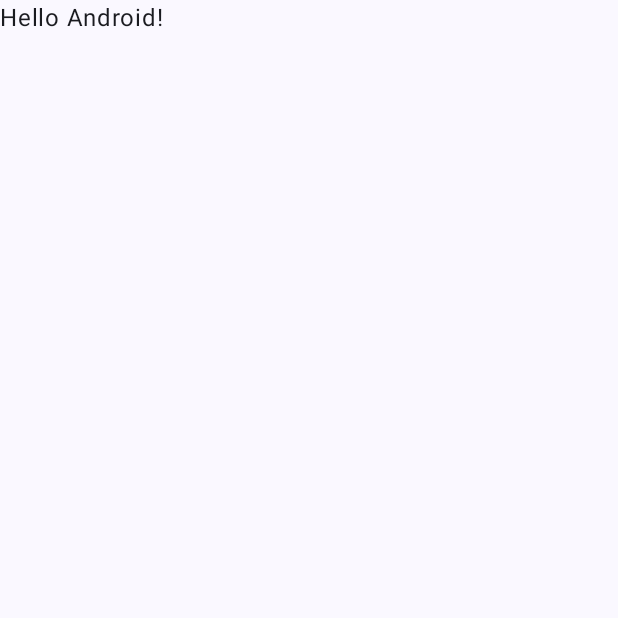
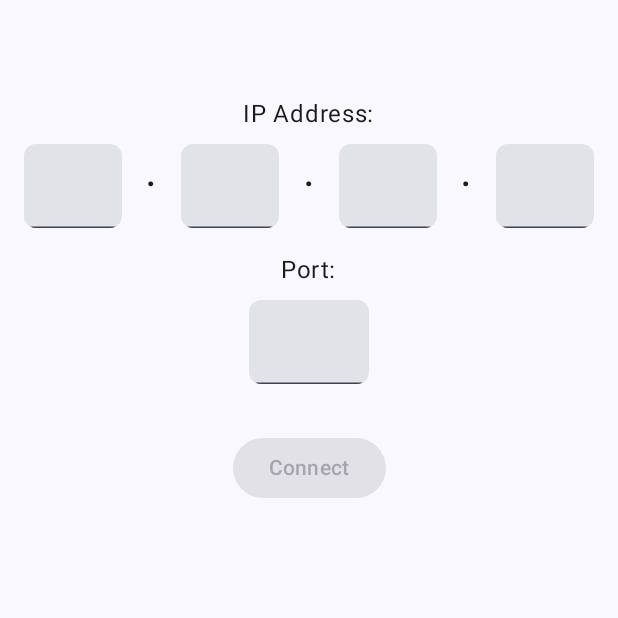
Before and after one commit to Dzhereld/HappyBirthday, an Android app built with Jetpack Compose: the screen it shows after launch (MainActivity), on a phone screen of 412 x 824 dp, the top half of it. Before the commit the part shown is almost empty. Run offline under Robolectric (Android 15) with nearby library versions, the phone set to English and light mode, and no system bars; our stand-ins replace Dagger/Hilt's generated code.

Commit message:
Add UI for connection to WebSocket. Update serialization after getting a message from WebSocket

```diff
--- a/app/src/main/java/com/nanit/happybirthday/data/remote/ChildProfileRemoteSource.kt
+++ b/app/src/main/java/com/nanit/happybirthday/data/remote/ChildProfileRemoteSource.kt
@@ -9,7 +9,7 @@ interface ChildProfileRemoteSource {
         port: Int
     ): Result<String>
 
-    suspend fun sendMessage(message: String)
+    suspend fun sendMessage(message: String): Result<String>
 
     fun receiveChildProfile(): Flow<ChildProfile>
 
--- a/app/src/main/java/com/nanit/happybirthday/data/repository/ChildProfileRepositoryImpl.kt
+++ b/app/src/main/java/com/nanit/happybirthday/data/repository/ChildProfileRepositoryImpl.kt
@@ -12,8 +12,8 @@ class ChildProfileRepositoryImpl @Inject constructor(private val remoteDataSourc
         return remoteDataSource.connectToSocket(ipAddress, port)
     }
 
-    override suspend fun sendMessage(message: String) {
-        remoteDataSource.sendMessage(message)
+    override suspend fun sendMessage(message: String): Result<String> {
+        return remoteDataSource.sendMessage(message)
     }
 
     override fun observeChildProfile(): Flow<ChildProfile> {
--- a/app/src/main/java/com/nanit/happybirthday/domain/entity/ChildProfile.kt
+++ b/app/src/main/java/com/nanit/happybirthday/domain/entity/ChildProfile.kt
@@ -5,5 +5,5 @@ import java.util.Date
 data class ChildProfile(
     val name: String,
     val dob: Date,
-    val theme: String
+    val theme: ThemeType
 )
--- /dev/null
+++ b/app/src/main/java/com/nanit/happybirthday/domain/entity/ThemeType.kt
@@ -0,0 +1,5 @@
+package com.nanit.happybirthday.domain.entity
+
+enum class ThemeType {
+    PELICAN, FOX, ELEPHANT, UNDEFINED
+}
--- a/app/src/main/java/com/nanit/happybirthday/domain/repository/ChildProfileRepository.kt
+++ b/app/src/main/java/com/nanit/happybirthday/domain/repository/ChildProfileRepository.kt
@@ -9,7 +9,7 @@ interface ChildProfileRepository {
         port: Int
     ): Result<String>
 
-    suspend fun sendMessage(message: String)
+    suspend fun sendMessage(message: String): Result<String>
 
     fun observeChildProfile(): Flow<ChildProfile>
 
--- a/app/src/main/java/com/nanit/happybirthday/presentation/MainActivity.kt
+++ b/app/src/main/java/com/nanit/happybirthday/presentation/MainActivity.kt
@@ -6,11 +6,12 @@ import androidx.activity.compose.setContent
 import androidx.compose.foundation.layout.fillMaxSize
 import androidx.compose.material3.MaterialTheme
 import androidx.compose.material3.Surface
-import androidx.compose.material3.Text
 import androidx.compose.runtime.Composable
 import androidx.compose.ui.Modifier
 import androidx.compose.ui.tooling.preview.Preview
 import androidx.lifecycle.viewmodel.compose.viewModel
+import com.nanit.happybirthday.presentation.ipaddress.IPAddressScreen
+import com.nanit.happybirthday.presentation.ipaddress.IPAddressUiState
 import com.nanit.happybirthday.presentation.theme.HappyBirthdayTheme
 import dagger.hilt.android.AndroidEntryPoint
 
@@ -26,7 +27,10 @@ class MainActivity : ComponentActivity() {
                     modifier = Modifier.fillMaxSize(),
                     color = MaterialTheme.colorScheme.background
                 ) {
-                    Greeting("Android")
+                    IPAddressScreen(
+                        state = viewModel.uiState.value,
+                        onEvent = { uiEvent -> viewModel.handleUiEvent(uiEvent) }
+                    )
                 }
             }
         }
@@ -34,17 +38,9 @@ class MainActivity : ComponentActivity() {
 }
 
 @Composable
-fun Greeting(name: String, modifier: Modifier = Modifier) {
-    Text(
-        text = "Hello $name!",
-        modifier = modifier
-    )
-}
-
-@Preview(showBackground = true)
-@Composable
+@Preview(name = "original image", device = "spec:shape=Normal,width=361,height=592,unit=dp,dpi=480")
 fun GreetingPreview() {
     HappyBirthdayTheme {
-        Greeting("Android")
+        IPAddressScreen(IPAddressUiState.Empty)
     }
 }
--- /dev/null
+++ b/app/src/main/java/com/nanit/happybirthday/presentation/common/UiEvent.kt
@@ -0,0 +1,3 @@
+package com.nanit.happybirthday.presentation.common
+
+interface UiEvent
--- /dev/null
+++ b/app/src/main/java/com/nanit/happybirthday/presentation/ipaddress/IPAddressScreen.kt
@@ -0,0 +1,94 @@
+package com.nanit.happybirthday.presentation.ipaddress
+
+import androidx.compose.foundation.layout.Column
+import androidx.compose.foundation.layout.Spacer
+import androidx.compose.foundation.layout.fillMaxSize
+import androidx.compose.foundation.layout.height
+import androidx.compose.foundation.layout.padding
+import androidx.compose.material3.Button
+import androidx.compose.material3.Text
+import androidx.compose.runtime.Composable
+import androidx.compose.runtime.getValue
+import androidx.compose.runtime.mutableIntStateOf
+import androidx.compose.runtime.mutableStateOf
+import androidx.compose.runtime.remember
+import androidx.compose.runtime.setValue
+import androidx.compose.ui.Alignment
+import androidx.compose.ui.Modifier
+import androidx.compose.ui.res.stringResource
+import androidx.compose.ui.unit.dp
+import com.nanit.happybirthday.R
+import com.nanit.happybirthday.presentation.common.UiEvent
+import com.nanit.happybirthday.presentation.ipaddress.widget.IPFields
+import com.nanit.happybirthday.presentation.ipaddress.widget.PortField
+
+@Composable
+fun IPAddressScreen(
+    state: IPAddressUiState,
+    onEvent: (UiEvent) -> Unit = {}
+) {
+    Column(
+        modifier = Modifier
+            .fillMaxSize()
+            .padding(16.dp),
+        horizontalAlignment = Alignment.CenterHorizontally
+    ) {
+        var filledIPAddress by remember { mutableStateOf("") }
+        var filledPort by remember { mutableIntStateOf(0) }
+
+        val isConnectButtonEnabled = filledIPAddress.isNotBlank() && filledPort > 0
+
+        Spacer(modifier = Modifier.height(48.dp))
+        IPFields(
+            label = stringResource(R.string.ip_address),
+            onIPAddressFilled = { ipAddress -> filledIPAddress = ipAddress }
+        )
+
+        Spacer(modifier = Modifier.height(16.dp))
+        PortField(
+            label = stringResource(R.string.port),
+            onPortFilled = { port -> filledPort = port }
+        )
+
+        Spacer(modifier = Modifier.height(32.dp))
+        ErrorTextIfNeeded(state)
+        Button(
+            enabled = isConnectButtonEnabled && state != IPAddressUiState.Loading,
+            onClick = { onEvent(IPAddressUiEvent.OnConnectionClick(filledIPAddress, filledPort)) }
+        ) {
+            Text(text = stringResource(state.getActionButtonText()))
+        }
+    }
+}
+
+@Composable
+private fun ErrorTextIfNeeded(state: IPAddressUiState) {
+    when (state) {
+        IPAddressUiState.ErrorConnection -> {
+            Text(text = stringResource(R.string.connection_error))
+            Spacer(modifier = Modifier.height(8.dp))
+        }
+
+        IPAddressUiState.ErrorTheme -> {
+            Text(text = stringResource(R.string.problem_with_getting_theme))
+            Spacer(modifier = Modifier.height(8.dp))
+        }
+
+        else -> Unit
+    }
+}
+
+private fun IPAddressUiState.getActionButtonText() =
+    when (this) {
+        IPAddressUiState.Empty, IPAddressUiState.ErrorConnection, IPAddressUiState.ErrorTheme -> {
+            R.string.connect
+        }
+
+        IPAddressUiState.Loading -> {
+            R.string.in_process
+        }
+
+        IPAddressUiState.Success -> {
+            R.string.done
+        }
+    }
--- /dev/null
+++ b/app/src/main/java/com/nanit/happybirthday/presentation/ipaddress/IPAddressUiState.kt
@@ -0,0 +1,11 @@
+package com.nanit.happybirthday.presentation.ipaddress
+
+sealed interface IPAddressUiState {
+    data object Empty : IPAddressUiState
+
+    data object Loading : IPAddressUiState
+    data object Success : IPAddressUiState
+    data object ErrorConnection : IPAddressUiState
+
+    data object ErrorTheme : IPAddressUiState
+}
--- /dev/null
+++ b/app/src/main/java/com/nanit/happybirthday/presentation/ipaddress/widget/IPFields.kt
@@ -0,0 +1,54 @@
+package com.nanit.happybirthday.presentation.ipaddress.widget
+
+import androidx.compose.foundation.layout.Arrangement
+import androidx.compose.foundation.layout.Row
+import androidx.compose.foundation.layout.Spacer
+import androidx.compose.foundation.layout.fillMaxWidth
+import androidx.compose.foundation.layout.height
+import androidx.compose.foundation.layout.width
+import androidx.compose.foundation.shape.RoundedCornerShape
+import androidx.compose.foundation.text.KeyboardOptions
+import androidx.compose.material3.Text
+import androidx.compose.material3.TextField
+import androidx.compose.runtime.Composable
+import androidx.compose.runtime.mutableStateListOf
+import androidx.compose.runtime.remember
+import androidx.compose.ui.Modifier
+import androidx.compose.ui.text.input.KeyboardType
+import androidx.compose.ui.unit.dp
+import androidx.compose.ui.unit.sp
+import androidx.core.text.isDigitsOnly
+
+@Composable
+fun IPFields(label: String, onIPAddressFilled: (String) -> Unit) {
+    val ipFields = remember { mutableStateListOf("", "", "", "") }
+    Text(text = "$label:")
+    Spacer(modifier = Modifier.height(8.dp))
+    Row(
+        modifier = Modifier.fillMaxWidth(),
+        horizontalArrangement = Arrangement.SpaceBetween
+    ) {
+        for (i in ipFields.indices) {
+            TextField(
+                value = ipFields[i],
+                shape = RoundedCornerShape(8.dp),
+                onValueChange = { text ->
+                    if (text.length <= 3) {
+                        ipFields[i] = text
+                        if (ipFields.isIPAddressFormat())
+                            onIPAddressFilled(ipFields.joinToString("."))
+                        else
+                            onIPAddressFilled("")
+                    }
+                },
+                modifier = Modifier.width(65.dp),
+                keyboardOptions = KeyboardOptions.Default.copy(keyboardType = KeyboardType.Number)
+            )
+            if (i < ipFields.size - 1) {
+                Text(text = ".", fontSize = 30.sp)
+            }
+        }
+    }
+}
+
+private fun List<String>.isIPAddressFormat() = filter { it.isNotEmpty() && it.isDigitsOnly() }.size == 4
--- /dev/null
+++ b/app/src/main/java/com/nanit/happybirthday/presentation/ipaddress/widget/PortField.kt
@@ -0,0 +1,45 @@
+package com.nanit.happybirthday.presentation.ipaddress.widget
+
+import androidx.compose.foundation.layout.Row
+import androidx.compose.foundation.layout.Spacer
+import androidx.compose.foundation.layout.height
+import androidx.compose.foundation.layout.width
+import androidx.compose.foundation.shape.RoundedCornerShape
+import androidx.compose.foundation.text.KeyboardOptions
+import androidx.compose.material3.Text
+import androidx.compose.material3.TextField
+import androidx.compose.runtime.Composable
+import androidx.compose.runtime.getValue
+import androidx.compose.runtime.mutableStateOf
+import androidx.compose.runtime.remember
+import androidx.compose.runtime.setValue
+import androidx.compose.ui.Modifier
+import androidx.compose.ui.text.input.KeyboardType
+import androidx.compose.ui.unit.dp
+import androidx.core.text.isDigitsOnly
+
+@Composable
+fun PortField(label: String, onPortFilled: (Int) -> Unit) {
+    var port by remember { mutableStateOf("") }
+    Text(text = "$label:")
+    Spacer(modifier = Modifier.height(8.dp))
+    Row {
+        TextField(
+            shape = RoundedCornerShape(8.dp),
+            value = port,
+            onValueChange = {
+                if (it.length <= 4) {
+                    port = it
+                    if (port.isPortFormat())
+                        onPortFilled(port.toInt())
+                    else
+                        onPortFilled(0)
+                }
+            },
+            modifier = Modifier.width(80.dp),
+            keyboardOptions = KeyboardOptions.Default.copy(keyboardType = KeyboardType.Number)
+        )
+    }
+}
+
+private fun String.isPortFormat() = isNotEmpty() && isDigitsOnly()
--- a/app/src/main/res/values/strings.xml
+++ b/app/src/main/res/values/strings.xml
@@ -1,3 +1,10 @@
 <resources>
     <string name="app_name">HappyBirthday</string>
+    <string name="connection_error">Connection error. Check the IP address with the port and verify the availability of the WebSocket server</string>
+    <string name="problem_with_getting_theme">Problem with getting theme. Check the availability of the WebSocket server or update the version with the new theme</string>
+    <string name="connect">Connect</string>
+    <string name="in_process">"In process... "</string>
+    <string name="done">Done!</string>
+    <string name="ip_address">IP Address</string>
+    <string name="port">Port</string>
 </resources>
--- a/build.gradle.kts
+++ b/build.gradle.kts
@@ -4,4 +4,5 @@ plugins {
     alias(libs.plugins.jetbrainsKotlinAndroid) apply false
     alias(libs.plugins.jetbrainsKotlinKapt) apply false
     alias(libs.plugins.daggerHiltAndroid) apply false
+    alias(libs.plugins.kotlinSerialization)
 }
```
Also changed, not shown: app/src/main/java/com/nanit/happybirthday/data/remote/ChildProfileRemoteSourceImpl.kt (+6 -4 lines), app/src/main/java/com/nanit/happybirthday/data/remote/entity/ChildProfileRemote.kt (+9 -7 lines), app/src/main/java/com/nanit/happybirthday/data/remote/util/DateSerializer.kt (deleted, +0 -22 lines), app/src/main/java/com/nanit/happybirthday/presentation/MainViewModel.kt (+60 -1 lines), app/src/main/java/com/nanit/happybirthday/presentation/ipaddress/IPAddressEvent.kt (added, +10 -0 lines).
